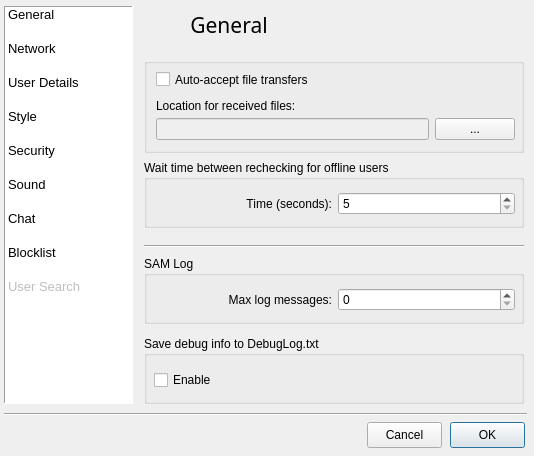
Before: the Qt Designer form src/gui/form_settingsgui.ui in vituperative/i2pchat, drawn with Qt 5.
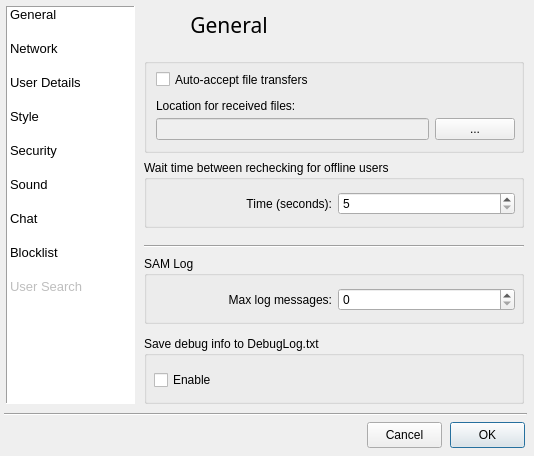
After: the same form once the commit is applied. Icons and pictures are not drawn.

Commit message: Settings layout tweak

Diff of the .ui file:
```diff
--- a/src/gui/form_settingsgui.ui
+++ b/src/gui/form_settingsgui.ui
@@ -3441,7 +3441,7 @@
    <widget class="QListWidget" name="itemListWidget">
     <property name="geometry">
      <rect>
-      <x>0</x>
+      <x>2</x>
       <y>0</y>
       <width>129</width>
       <height>398</height>
```
